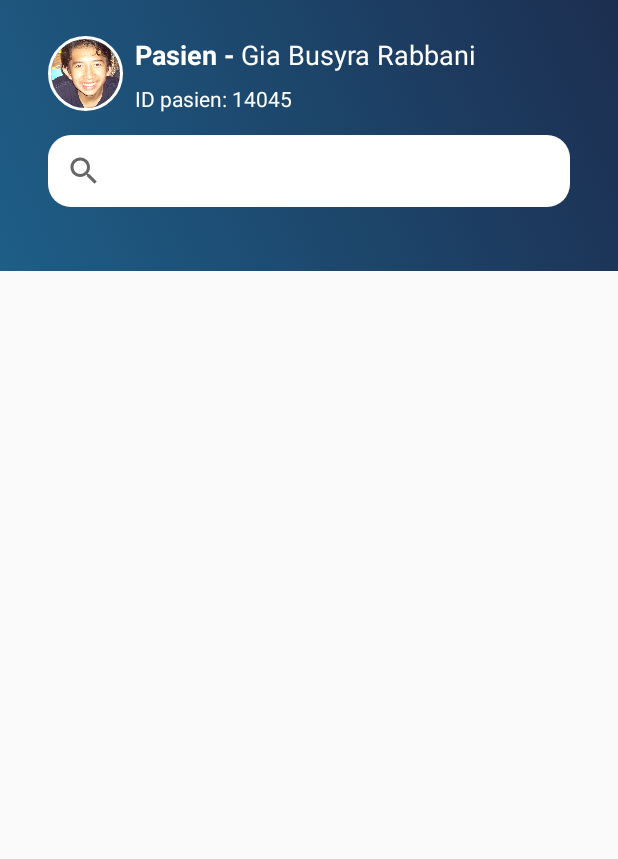
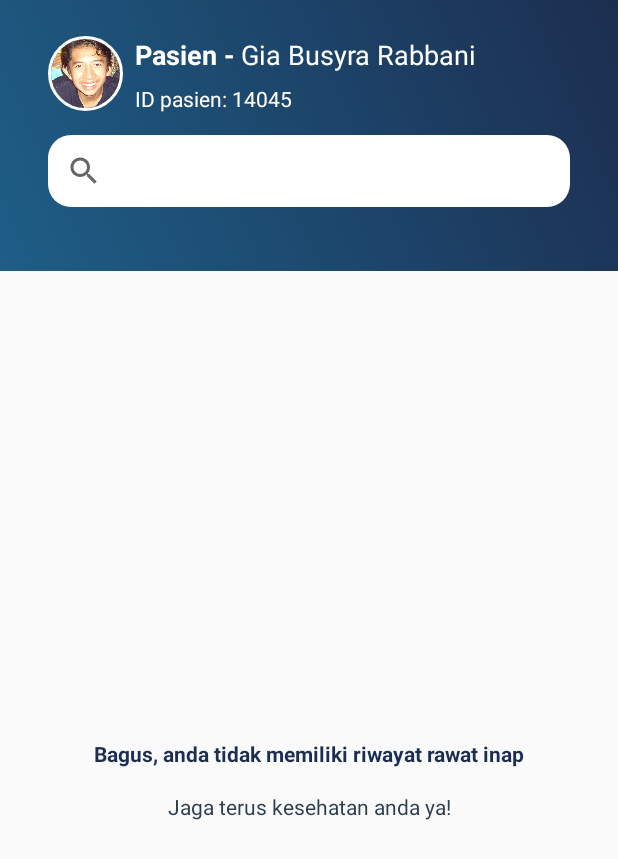
Before and after one commit to giabr/E-CP-patient, an Android app: the MainActivity screen opened directly, with no data from a screen before it, on a phone screen of 412 x 824 dp. Shown: the top 859 px of the screen. Run offline under Robolectric (Android 15) with nearby library versions, the phone set to English and light mode, and no system bars; our stand-ins replace CircleImageView.

Commit message:
home content

```diff
--- a/app/src/main/res/layout/activity_main.xml
+++ b/app/src/main/res/layout/activity_main.xml
@@ -109,5 +109,29 @@
         android:layout_height="0dp"
         android:layout_weight="78">
 
+        <TextView
+            android:id="@+id/noHistoryContent"
+            android:layout_width="wrap_content"
+            android:layout_height="wrap_content"
+            android:text="Bagus, anda tidak memiliki riwayat rawat inap"
+            android:textColor="@color/color_blue"
+            android:textStyle="bold"
+            app:layout_constraintBottom_toBottomOf="parent"
+            app:layout_constraintEnd_toEndOf="parent"
+            app:layout_constraintHorizontal_bias="0.5"
+            app:layout_constraintStart_toStartOf="parent"
+            app:layout_constraintTop_toTopOf="parent" />
+
+        <TextView
+            android:id="@+id/noHistoryAdvice"
+            android:layout_width="wrap_content"
+            android:layout_height="wrap_content"
+            android:layout_marginTop="16dp"
+            android:text="Jaga terus kesehatan anda ya!"
+            android:textColor="@color/color_dark_blue"
+            app:layout_constraintEnd_toEndOf="parent"
+            app:layout_constraintHorizontal_bias="0.5"
+            app:layout_constraintStart_toStartOf="parent"
+            app:layout_constraintTop_toBottomOf="@+id/noHistoryContent" />
     </androidx.constraintlayout.widget.ConstraintLayout>
 </LinearLayout>
--- a/app/src/main/res/values/colors.xml
+++ b/app/src/main/res/values/colors.xml
@@ -4,9 +4,9 @@
     <color name="colorPrimaryDark">#1E5E87</color>
     <color name="colorAccent">#1E5E87</color>
     <color name="text_white">#fff</color>
-    <color name="red_main">#2C3E50</color>
-    <color name="black_text">#000</color>
     <color name="gray_stroke">#999</color>
-    <color name="color_text_data">#55667C</color>
-    <color name="color_content">#464646</color>
+    <color name="color_dark_blue">#2C3E50</color>
+    <color name="color_black">#464646</color>
+    <color name="color_blue">#1C2E50</color>
+    <color name="color_blue_gray">#55667C</color>
 </resources>
```
Also changed, not shown: app/src/main/res/layout/activity_login.xml (+5 -5 lines), app/src/main/res/layout/activity_pre.xml (+4 -4 lines), app/src/main/res/layout/activity_register.xml (+5 -5 lines).
